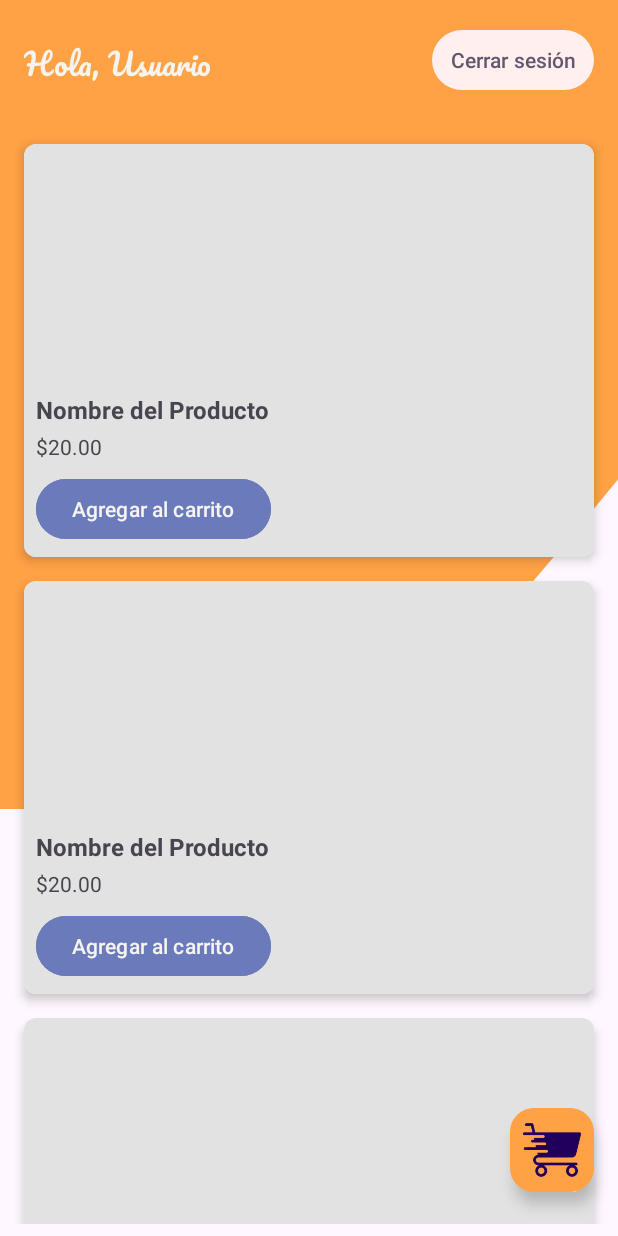
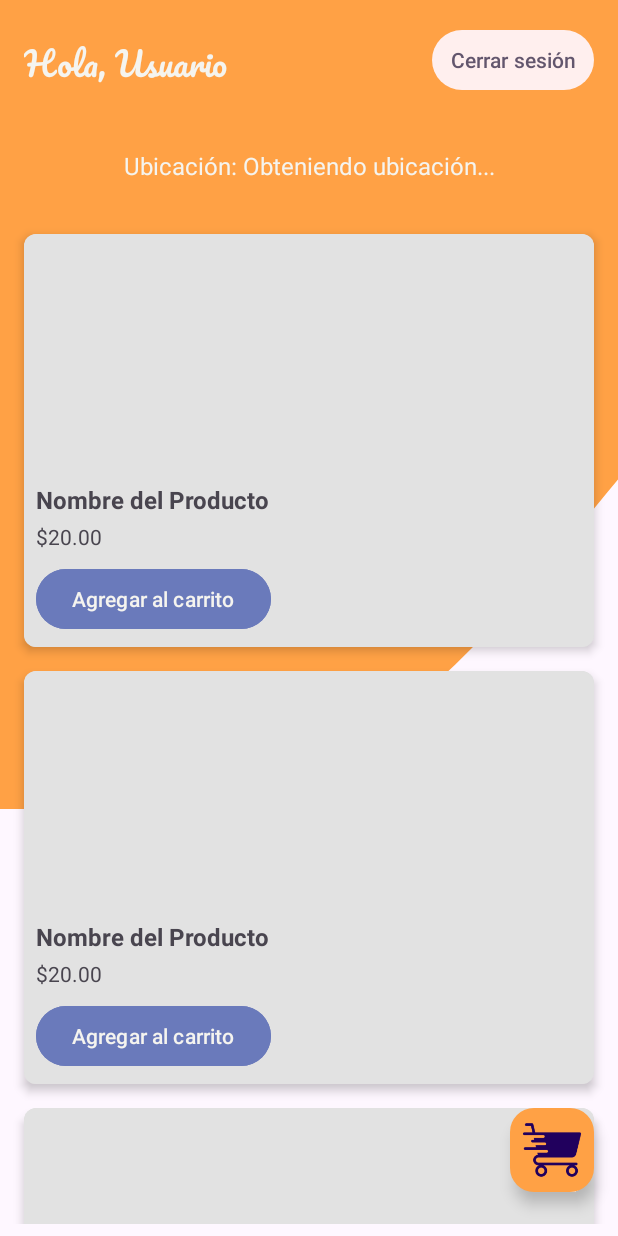
Before and after one commit to SantiagoVillamilC/NexusProject-Android, an Android app: the layout activity_main_cliente.xml on its own in the app's theme, with its tools: preview values and no code run, on a phone screen of 412 x 824 dp. Run offline under Robolectric (Android 15) with nearby library versions, the phone set to English and light mode, and no system bars.

Commit message:
Location Google Api Working!

```diff
--- a/app/build.gradle.kts
+++ b/app/build.gradle.kts
@@ -52,6 +52,7 @@ dependencies {
     implementation(libs.androidx.navigation.fragment.ktx)
     implementation(libs.androidx.navigation.ui.ktx)
     implementation(libs.play.services.analytics.impl)
+    implementation(libs.play.services.location)
     testImplementation(libs.junit)
     androidTestImplementation(libs.androidx.junit)
     androidTestImplementation(libs.androidx.espresso.core)
--- a/app/src/main/AndroidManifest.xml
+++ b/app/src/main/AndroidManifest.xml
@@ -1,6 +1,9 @@
 <?xml version="1.0" encoding="utf-8"?>
 <manifest xmlns:android="http://schemas.android.com/apk/res/android"
     xmlns:tools="http://schemas.android.com/tools">
+
+    <uses-permission android:name="android.permission.ACCESS_FINE_LOCATION"/>
+    <uses-permission android:name="android.permission.ACCESS_COARSE_LOCATION"/>
 
     <application
         android:allowBackup="true"
--- a/app/src/main/java/com/example/nexusproject_android/LoginActivity.kt
+++ b/app/src/main/java/com/example/nexusproject_android/LoginActivity.kt
@@ -51,9 +51,10 @@ class LoginActivity : AppCompatActivity() {
                     // Redirige a MainActivityCliente y pasa el nombre de usuario
                     val intent = Intent(this, MainActivityCliente::class.java).apply {
                         putExtra("usuario_nombre", usuario.nombreUsuario) // Cambia 'nombreUsuario' al campo que corresponde
+                        putExtra("usuario_id", usuario.id)
                     }
                     startActivity(intent)
-                    finish() // Finaliza LoginActivity
+                    finish()
                 } else {
                     // Credenciales incorrectas
                     Toast.makeText(this, "Los datos ingresados no son correctos", Toast.LENGTH_LONG).show()
--- a/app/src/main/java/com/example/nexusproject_android/db/dbProductos.kt
+++ b/app/src/main/java/com/example/nexusproject_android/db/dbProductos.kt
@@ -26,7 +26,7 @@ class dbProductos(context: Context) : DbHelper(context) {
         cursor.close()
         db.close()
 
-        // Solo insertar productos si la tabla está vacía
+        // Solo inserta los productos si la tabla esta vacia
         if (count == 0) {
             val productos = listOf(
                 Producto(nombre = "Mochila de Viaje", descripcion = "Mochila de 40L", precio = 1200.0, cantidadStock = 10, imageUrl = R.drawable.maleta),
--- a/app/src/main/res/layout/activity_main_cliente.xml
+++ b/app/src/main/res/layout/activity_main_cliente.xml
@@ -24,7 +24,7 @@
             android:layout_height="wrap_content"
             android:text="Hola, Usuario"
             android:textColor="@color/white"
-            android:textSize="20sp"
+            android:textSize="22sp"
             android:fontFamily="@font/pacifico"
             app:layout_constraintStart_toStartOf="parent"
             app:layout_constraintEnd_toStartOf="@+id/btnLogout"
@@ -45,6 +45,42 @@
             style="?attr/borderlessButtonStyle"/>
     </androidx.constraintlayout.widget.ConstraintLayout>
 
+    <androidx.constraintlayout.widget.ConstraintLayout
+        android:id="@+id/locationContainer"
+        android:layout_width="match_parent"
+        android:layout_height="60dp"
+        android:background="@color/orange"
+        app:layout_constraintEnd_toEndOf="parent"
+        app:layout_constraintStart_toStartOf="parent"
+        app:layout_constraintTop_toBottomOf="@+id/headerContainer">
+
+        <TextView
+            android:id="@+id/txtLocation"
+            android:layout_width="wrap_content"
+            android:layout_height="wrap_content"
+            android:padding="8dp"
+            android:text="Ubicación: Obteniendo ubicación..."
+            android:textColor="@color/white"
+            android:textAlignment="center"
+            android:textSize="16sp"
+            app:layout_constraintBottom_toBottomOf="parent"
+            app:layout_constraintEnd_toEndOf="parent"
+            app:layout_constraintStart_toStartOf="parent"
+            app:layout_constraintTop_toTopOf="parent" />
+
+        <Button
+            android:id="@+id/btnRetryLocation"
+            android:layout_width="wrap_content"
+            android:layout_height="wrap_content"
+            android:text="Reintentar ubicación"
+            android:visibility="gone"
+            app:layout_constraintBottom_toBottomOf="parent"
+            app:layout_constraintEnd_toEndOf="parent"
+            app:layout_constraintStart_toStartOf="parent"
+            app:layout_constraintTop_toTopOf="parent"/>
+    </androidx.constraintlayout.widget.ConstraintLayout>
+
+
     <androidx.recyclerview.widget.RecyclerView
         android:id="@+id/recyclerView"
         android:layout_width="0dp"
@@ -54,7 +90,7 @@
         app:layout_constraintEnd_toEndOf="parent"
         app:layout_constraintHorizontal_bias="0.0"
         app:layout_constraintStart_toStartOf="parent"
-        app:layout_constraintTop_toBottomOf="@id/headerContainer"
+        app:layout_constraintTop_toBottomOf="@+id/locationContainer"
         app:layout_constraintVertical_bias="0.0"
         tools:listitem="@layout/product_item" />
 
@@ -72,4 +108,5 @@
         app:layout_constraintVertical_bias="0.962"
         app:maxImageSize="40dp"
         app:srcCompat="@drawable/carrito_de_compras" />
+
 </androidx.constraintlayout.widget.ConstraintLayout>
--- a/app/src/main/res/layout/product_item.xml
+++ b/app/src/main/res/layout/product_item.xml
@@ -4,6 +4,9 @@
     android:layout_width="match_parent"
     android:layout_height="wrap_content"
     android:layout_margin="8dp"
+    android:background="@color/lightGray"
+    android:backgroundTintMode="@color/lightGray"
+    app:cardBackgroundColor="@color/lightGray"
     app:cardCornerRadius="8dp"
     app:cardElevation="4dp">
 
@@ -40,7 +43,7 @@
             android:text="$20.00" />
 
         <Button
-            android:id="@+id/addToCartButton"
+            android:id="@+id/btnAddToCart"
             android:layout_width="wrap_content"
             android:layout_height="wrap_content"
             android:layout_marginTop="8dp"
--- a/gradle/libs.versions.toml
+++ b/gradle/libs.versions.toml
@@ -16,6 +16,7 @@ recyclerview = "1.3.2"
 navigationFragmentKtx = "2.8.2"
 navigationUiKtx = "2.8.2"
 playServicesAnalyticsImpl = "18.1.0"
+playServicesLocation = "21.3.0"
 
 [libraries]
 androidx-core-ktx = { group = "androidx.core", name = "core-ktx", version.ref = "coreKtx" }
@@ -33,6 +34,7 @@ androidx-recyclerview = { group = "androidx.recyclerview", name = "recyclerview"
 androidx-navigation-fragment-ktx = { group = "androidx.navigation", name = "navigation-fragment-ktx", version.ref = "navigationFragmentKtx" }
 androidx-navigation-ui-ktx = { group = "androidx.navigation", name = "navigation-ui-ktx", version.ref = "navigationUiKtx" }
 play-services-analytics-impl = { group = "com.google.android.gms", name = "play-services-analytics-impl", version.ref = "playServicesAnalyticsImpl" }
+play-services-location = { group = "com.google.android.gms", name = "play-services-location", version.ref = "playServicesLocation" }
 
 [plugins]
 android-application = { id = "com.android.application", version.ref = "agp" }
```
Also changed, not shown: app/src/main/java/com/example/nexusproject_android/CartAdapter.kt (added, +38 -0 lines), app/src/main/java/com/example/nexusproject_android/MainActivityCliente.kt (+90 -0 lines), app/src/main/java/com/example/nexusproject_android/db/dbCarrito.kt (added, +70 -0 lines), app/src/main/res/layout/cart_item.xml (+17 -12 lines), app/src/main/java/com/example/nexusproject_android/CartActivity.kt (line endings or trailing spaces), app/src/main/java/com/example/nexusproject_android/CartItem.kt (line endings or trailing spaces), app/src/main/java/com/example/nexusproject_android/ProductAdapter.kt (line endings or trailing spaces).
